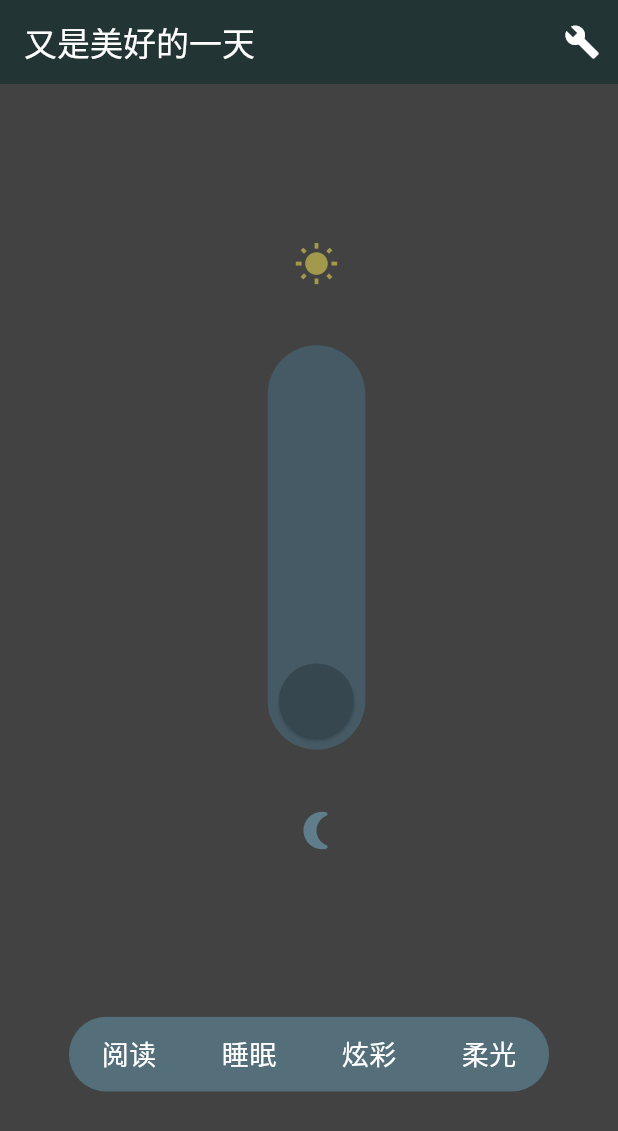
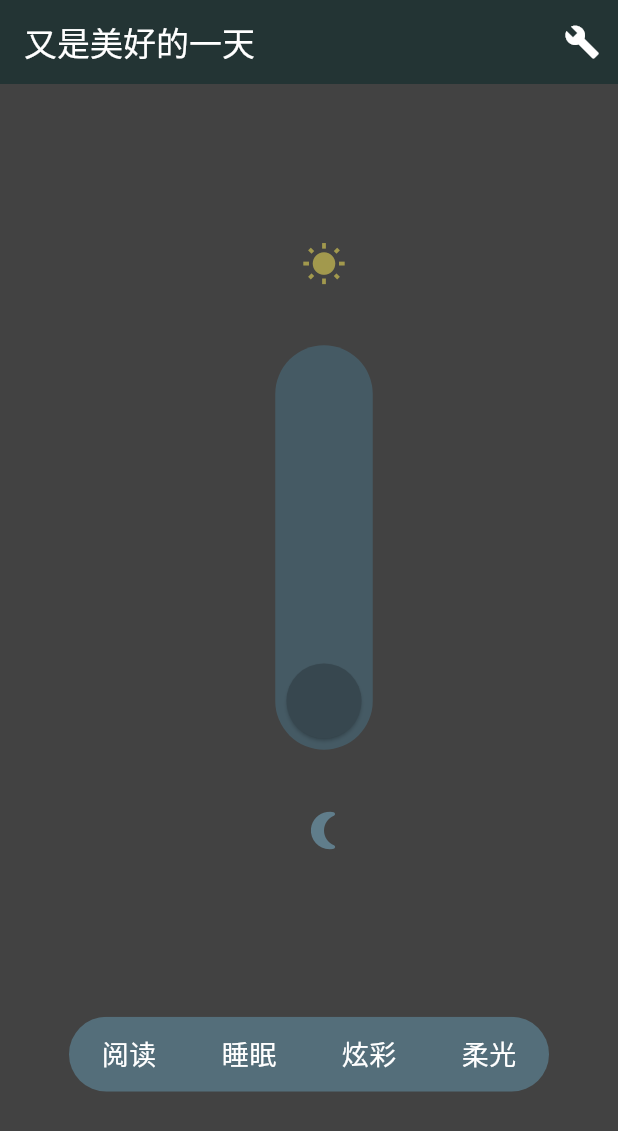
Before and after one commit to coolbreeze1093/IntelligentLightServer, a Flutter app: the screen it shows after launch, after a tap on the "wb sunny" icon, on a phone screen of 412 x 824 dp. Shown: the top 1131 px of the screen. Run offline on Flutter 3.47's test engine with Material 3 defaults, Android fonts, the light colour scheme and no system bars; our stand-ins replace logger, shared_preferences; missing offline and left inert: network_info_plus.

Commit message:
优化界面显示和发值逻辑

```diff
--- a/lib/main.dart
+++ b/lib/main.dart
@@ -65,6 +65,9 @@ class _MyHomePageState extends State<MyHomePage> {
 
   DeviceInfo _curUser = DeviceInfo();
 
+  String _localIP = '';
+  String _localMac = '';
+
   // 模式的名称
   final Map<BrightnessModel, String> _showText = {
     BrightnessModel.soft: '柔光',
@@ -121,6 +124,8 @@ class _MyHomePageState extends State<MyHomePage> {
     }
 
     getNetworkInfo.getNetworkInfo((String ip, String mac) {
+      _localIP=ip;
+      _localMac=mac;
       udpSocketManager.queryLampBrightness(_curUser.address, ip);
     });
   }
@@ -136,7 +141,7 @@ class _MyHomePageState extends State<MyHomePage> {
     setState(() {
       us.forEach((String key, int value) {
         _curUser.lampInfo[key]
-            ?.setBrightness(mapValue(value.ceilToDouble(), 0, 1024, 0, 100));
+            ?.setBrightness(value.ceilToDouble());
       });
     });
   }
@@ -159,14 +164,14 @@ class _MyHomePageState extends State<MyHomePage> {
     if (_timeCount >= 10) {
       _timeCount = 0;
       udpSocketManager.setLampBrightness(
-          _curUser.address, _curUser.getBrightnessMap());
+          _curUser.address, _curUser.getBrightnessMap((double value){return value.round();}));
       return;
     }
 
     // 设置一个新的定时器，仅在延迟完成后发送消息
     _debounceTimer = Timer(const Duration(milliseconds: 50), () {
       udpSocketManager.setLampBrightness(
-          _curUser.address, _curUser.getBrightnessMap());
+          _curUser.address, _curUser.getBrightnessMap((double value){return value.round();}));
     });
   }
 
@@ -175,21 +180,31 @@ class _MyHomePageState extends State<MyHomePage> {
       if (_curUser.lampInfo.isNotEmpty) {
         _curUser.lampInfo[_curUser.selectedLamp]
             ?.setBrightModel(_showSeq[index]);
+
       }
     });
     if (_curUser.lampInfo.isNotEmpty) {
       switch (_curUser.lampInfo[_curUser.selectedLamp]?.model) {
+
         case BrightnessModel.read:
-          _incrementCounter(3);
+          _curUser.lampInfo[_curUser.selectedLamp]?.setBrightness(5);
+          udpSocketManager.setLampBrightness(
+          _curUser.address, _curUser.getBrightnessMap((double value){return value.round();}));
           break;
         case BrightnessModel.colorful:
-          _incrementCounter(80);
+        _curUser.lampInfo[_curUser.selectedLamp]?.setBrightness(50);
+          udpSocketManager.setLampBrightness(
+          _curUser.address, _curUser.getBrightnessMap((double value){return value.round();}));
           break;
         case BrightnessModel.sleep:
-          _incrementCounter(0);
+        _curUser.lampInfo[_curUser.selectedLamp]?.setBrightness(1);
+          udpSocketManager.setLampBrightness(
+          _curUser.address, _curUser.getBrightnessMap((double value){return value.round();}));
           break;
         case BrightnessModel.soft:
-          _incrementCounter(30);
+        _curUser.lampInfo[_curUser.selectedLamp]?.setBrightness(10);
+          udpSocketManager.setLampBrightness(
+          _curUser.address, _curUser.getBrightnessMap((double value){return value.round();}));
           break;
         case null:
         // TODO: Handle this case.
@@ -222,6 +237,7 @@ class _MyHomePageState extends State<MyHomePage> {
                     _curUser.lampInfo[element] =
                         UiState(0, BrightnessModel.none);
                   }
+                  udpSocketManager.queryLampBrightness(_curUser.address, _localIP);
                   _curUser.selectedLamp = _curUser.deviceList.first;
                 });
                 saveData(config_Key_CurrentUser, _curUser.address);
@@ -239,7 +255,7 @@ class _MyHomePageState extends State<MyHomePage> {
             Row(
               mainAxisAlignment: MainAxisAlignment.center,
               children: [
-                const SizedBox(width: 60),
+                const SizedBox(width: 65),
                 Expanded(
                     child: SizedBox(
                   child: Column(
@@ -249,7 +265,7 @@ class _MyHomePageState extends State<MyHomePage> {
                         color: const Color.fromARGB(255, 162, 153, 77),
                         iconSize: 30,
                         onPressed: () {
-                          _incrementCounter(100);
+                          _incrementCounter(800);
                         },
                       ),
                       SizedBox(
@@ -277,8 +293,8 @@ class _MyHomePageState extends State<MyHomePage> {
                               },
                               onChangeEnd: (double value) {},
                               min: 0,
-                              max: 100,
-                              divisions: 100,
+                              max: 1024,
+                              divisions: 256,
                               label: _curUserIsValid()
                                   ? _curUser.lampInfo[_curUser.selectedLamp]!
                                       .brightness
@@ -300,17 +316,14 @@ class _MyHomePageState extends State<MyHomePage> {
                     ],
                   ),
                 )),
-                SizedBox(
-                  width: 50,
-                  height: MediaQuery.of(context).size.height * 0.4,
-                  child: RotatedBox(
-                    quarterTurns: 3,
-                    child: ClipRRect(
-                      borderRadius: BorderRadius.circular(25), // 设置整体圆角
+
+                ClipRRect(
+                      borderRadius: BorderRadius.circular(19), // 设置整体圆角
                       child: Container(
-                        width: 50, // 设置宽度，确保内容不超出
+                        width: 45, // 设置宽度，确保内容不超出
+                        height: _curUser.deviceList.length*45,
                         color: Colors.transparent,
-                        child: Row(
+                        child: Column(
                           mainAxisAlignment: MainAxisAlignment.center,
                           children: List.generate(_curUser.deviceList.length,
                               (index) {
@@ -321,11 +334,9 @@ class _MyHomePageState extends State<MyHomePage> {
                                       _curUser.deviceList[index];
                                 });
                               },
-                              child: RotatedBox(
-                                quarterTurns: 1,
-                                child: Container(
-                                  width: 40, // 设置宽度
-                                  height: 50, // 设置高度
+                              child:  Container(
+                                  width: 45, // 设置宽度
+                                  height: 45, // 设置高度
                                   alignment: Alignment.center, // 使文字居中
                                   color: _curUser.selectedLamp ==
                                           _curUser.deviceList[index]
@@ -334,17 +345,14 @@ class _MyHomePageState extends State<MyHomePage> {
                                   child: Text(
                                     _curUser.deviceList[index],
                                     style: const TextStyle(
-                                        color: Colors.white, fontSize: 18),
+                                        color: Colors.white, fontSize: 16),
                                   ),
                                 ),
-                              ),
                             );
                           }),
                         ),
                       ),
                     ),
-                  ),
-                ),
               ],
             ),
             const SizedBox(height: 100),
--- a/lib/utils.dart
+++ b/lib/utils.dart
@@ -93,7 +93,10 @@ Future<List<dynamic>?> getListData(String key) async {
   if (list != null) {
     return List<dynamic>.from(list);
   }
+  return null;
 }
+
+typedef MappingFunc = int Function(double);
 
 class DeviceInfo {
   String name = "";
@@ -102,10 +105,14 @@ class DeviceInfo {
   String selectedLamp = "";
   Map<String, UiState> lampInfo = {};
 
-  Map<String, int> getBrightnessMap() {
+  Map<String, int> getBrightnessMap(MappingFunc ch) {
     Map<String, int> brightnessMap = {};
     lampInfo.forEach((String key, UiState value) {
-      brightnessMap[key] = mapValue(value.brightness, 0, 100, 0, 1024).round();
+      if (key == selectedLamp) {
+        brightnessMap[key] = ch(value.brightness);
+      } else {
+        brightnessMap[key] = value.brightness.round();
+      }
     });
 
     return brightnessMap;
```
